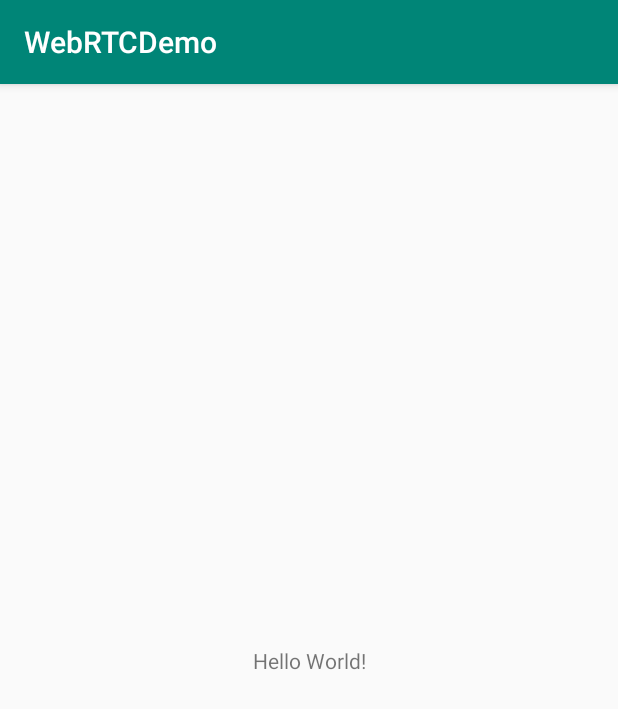
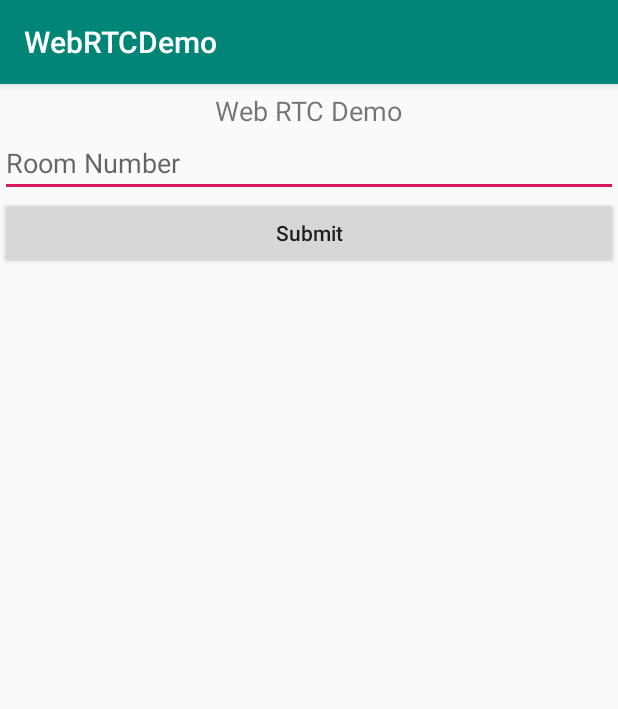
Before and after one commit to sakib143/WebRTC, an Android app: the screen it shows after launch (MainActivity), on a phone screen of 412 x 824 dp. Shown: the top 709 px of the screen. Run offline under Robolectric (Android 15) with nearby library versions, the phone set to English and light mode, and no system bars.

Commit message:
Issues resolved.....Sakib Syed

```diff
--- a/app/build.gradle
+++ b/app/build.gradle
@@ -2,9 +2,12 @@ apply plugin: 'com.android.application'
 
 android {
     compileSdkVersion 28
+
+
+
     defaultConfig {
         applicationId "com.example.webrtcdemo"
-        minSdkVersion 16
+        minSdkVersion 24
         targetSdkVersion 28
         versionCode 1
         versionName "1.0"
@@ -34,4 +37,5 @@ dependencies {
 
     implementation 'org.webrtc:google-webrtc:1.0.22672'
     implementation 'com.android.support:support-annotations:28.0.0'
+//    implementation files('libs/autobanh.jar')
 }
--- /dev/null
+++ b/app/src/main/java/com/example/webrtcdemo/Activity/MainActivity.java
@@ -0,0 +1,97 @@
+package com.example.webrtcdemo.Activity;
+
+import android.Manifest;
+import android.content.Context;
+import android.content.pm.PackageManager;
+import android.os.Build;
+import android.support.annotation.NonNull;
+import android.support.v4.app.ActivityCompat;
+import android.support.v7.app.AppCompatActivity;
+import android.os.Bundle;
+import android.view.View;
+import android.widget.Button;
+import android.widget.EditText;
+import android.widget.Toast;
+
+import com.example.webrtcdemo.R;
+
+public class MainActivity extends AppCompatActivity {
+
+    private EditText edtRoomNumber;
+    private Button btnSubmit;
+
+    private int PERMISSION_ALL_CODE = 1;
+    private String[] ALL_PERMISSIONS = {Manifest.permission.CAMERA, Manifest.permission.CHANGE_NETWORK_STATE, Manifest.permission.MODIFY_AUDIO_SETTINGS,
+            Manifest.permission.RECORD_AUDIO, Manifest.permission.WRITE_EXTERNAL_STORAGE, Manifest.permission.ACCESS_NETWORK_STATE};
+
+    @Override
+    protected void onCreate(Bundle savedInstanceState) {
+        super.onCreate(savedInstanceState);
+        setContentView(R.layout.activity_main);
+
+        getIds();
+        setListner();
+
+    }
+
+    private void setListner() {
+        btnSubmit.setOnClickListener(onClickListener);
+    }
+
+    private View.OnClickListener onClickListener = new View.OnClickListener() {
+        @Override
+        public void onClick(View v) {
+            switch (v.getId()){
+                case R.id.btnSubmit:
+                    if (!hasAllPermission(MainActivity.this, ALL_PERMISSIONS)) {
+                        ActivityCompat.requestPermissions(MainActivity.this, ALL_PERMISSIONS, PERMISSION_ALL_CODE);
+                    }else {
+                        setData();
+                    }
+                    break;
+            }
+        }
+    };
+
+    private void setData() {
+        Toast.makeText(MainActivity.this,"Success !!!",Toast.LENGTH_LONG).show();
+    }
+
+    private void getIds() {
+        try {
+            btnSubmit = findViewById(R.id.btnSubmit);
+            edtRoomNumber = findViewById(R.id.edtRoomNumber);
+        } catch (Exception e) {
+            e.printStackTrace();
+        }
+    }
+
+    public static boolean hasAllPermission(Context context, String... permissions) {
+        if (android.os.Build.VERSION.SDK_INT >= Build.VERSION_CODES.M && context != null && permissions != null) {
+            for (String permission : permissions) {
+                if (ActivityCompat.checkSelfPermission(context, permission) != PackageManager.PERMISSION_GRANTED) {
+                    return false;
+                }
+            }
+        }
+        return true;
+    }
+
+    @Override
+    public void onRequestPermissionsResult(int requestCode, @NonNull String[] permissions, @NonNull int[] grantResults) {
+        if (requestCode == PERMISSION_ALL_CODE) {
+            if (grantResults.length > 0 && grantResults[0] == PackageManager.PERMISSION_GRANTED) {
+                for (int i = 0; i < grantResults.length; i++) {
+                    if (grantResults[i] == -1) {
+                        ActivityCompat.requestPermissions(MainActivity.this, ALL_PERMISSIONS, PERMISSION_ALL_CODE);
+                    } else {
+                        setData();
+                    }
+                }
+            } else {
+                Toast.makeText(MainActivity.this,"All permission required",Toast.LENGTH_LONG).show();
+            }
+        }
+    }
+
+}
--- a/app/src/main/java/com/example/webrtcdemo/WebRTCLib/WebSocketChannelClient.java
+++ b/app/src/main/java/com/example/webrtcdemo/WebRTCLib/WebSocketChannelClient.java
@@ -13,8 +13,8 @@ package com.example.webrtcdemo.WebRTCLib;
 import android.os.Handler;
 import android.util.Log;
 
-import org.appspot.apprtc.util.AsyncHttpURLConnection;
-import org.appspot.apprtc.util.AsyncHttpURLConnection.AsyncHttpEvents;
+import com.example.webrtcdemo.WebRTCLib.util.AsyncHttpURLConnection;
+
 import org.json.JSONException;
 import org.json.JSONObject;
 
@@ -217,7 +217,7 @@ public class WebSocketChannelClient {
     String postUrl = postServerUrl + "/" + roomID + "/" + clientID;
     Log.d(TAG, "WS " + method + " : " + postUrl + " : " + message);
     AsyncHttpURLConnection httpConnection =
-        new AsyncHttpURLConnection(method, postUrl, message, new AsyncHttpEvents() {
+        new AsyncHttpURLConnection(method, postUrl, message, new AsyncHttpURLConnection.AsyncHttpEvents() {
           @Override
           public void onHttpError(String errorMessage) {
             reportError("WS " + method + " error: " + errorMessage);
--- a/app/src/main/res/layout/activity_main.xml
+++ b/app/src/main/res/layout/activity_main.xml
@@ -1,18 +1,35 @@
 <?xml version="1.0" encoding="utf-8"?>
-<android.support.constraint.ConstraintLayout xmlns:android="http://schemas.android.com/apk/res/android"
+<LinearLayout
+    android:orientation="vertical"
+    xmlns:android="http://schemas.android.com/apk/res/android"
     xmlns:app="http://schemas.android.com/apk/res-auto"
     xmlns:tools="http://schemas.android.com/tools"
     android:layout_width="match_parent"
     android:layout_height="match_parent"
-    tools:context=".MainActivity">
+    tools:context=".Activity.MainActivity">
 
     <TextView
         android:layout_width="wrap_content"
         android:layout_height="wrap_content"
-        android:text="Hello World!"
-        app:layout_constraintBottom_toBottomOf="parent"
-        app:layout_constraintLeft_toLeftOf="parent"
-        app:layout_constraintRight_toRightOf="parent"
-        app:layout_constraintTop_toTopOf="parent" />
+        android:text="Web RTC Demo"
+        android:textSize="18sp"
+        android:layout_gravity="center_horizontal"
+        android:layout_marginTop="5dp"
+        />
 
-</android.support.constraint.ConstraintLayout>
+
+    <EditText
+        android:id="@+id/edtRoomNumber"
+        android:hint="Room Number"
+        android:layout_width="match_parent"
+        android:layout_height="wrap_content" />
+
+    <Button
+        android:id="@+id/btnSubmit"
+        android:text="Submit"
+        android:textAllCaps="false"
+        android:layout_width="match_parent"
+        android:layout_height="wrap_content" />
+
+
+</LinearLayout>
```
Also changed, not shown: app/src/main/AndroidManifest.xml (+16 -1 lines), app/src/main/java/com/example/webrtcdemo/Activity/VideoCallActivity.java (renamed from app/src/main/java/com/example/webrtcdemo/MainActivity.java, +5 -6 lines), app/src/main/java/com/example/webrtcdemo/WebRTCLib/PeerConnectionClient.java (+3 -4 lines), app/src/main/java/com/example/webrtcdemo/WebRTCLib/RoomParametersFetcher.java (+5 -6 lines), app/src/main/java/com/example/webrtcdemo/WebRTCLib/WebSocketRTCClient.java (+6 -9 lines), app/src/main/res/layout/activity_video_call.xml (added, +9 -0 lines).
